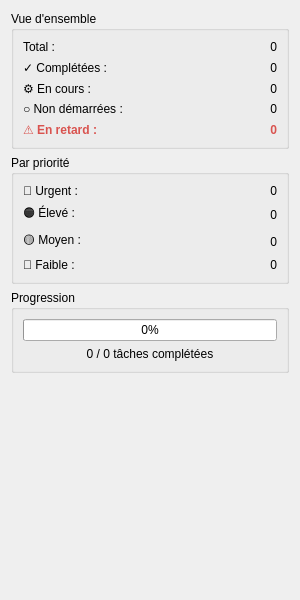
Old version of the form statisticswidget.ui in the repository Big-Ouden/ToDoApp.
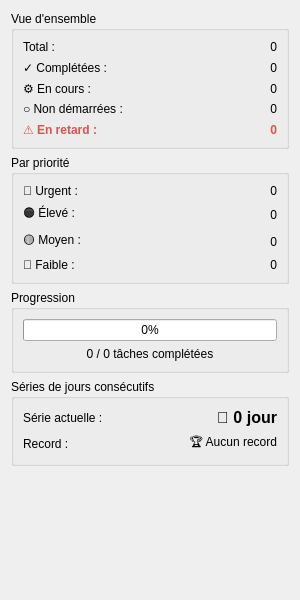
New version of the form.

Commit message: add git integration, focus mode, heatmap et streaks

```diff
--- a/statisticswidget.ui
+++ b/statisticswidget.ui
@@ -223,6 +223,52 @@
      </layout>
     </widget>
    </item>
+   <item>
+    <widget class="QGroupBox" name="groupBoxStreaks">
+     <property name="title">
+      <string>Séries de jours consécutifs</string>
+     </property>
+     <layout class="QFormLayout" name="formLayout_4">
+      <item row="0" column="0">
+       <widget class="QLabel" name="labelCurrentStreakText">
+        <property name="text">
+         <string>Série actuelle :</string>
+        </property>
+       </widget>
+      </item>
+      <item row="0" column="1">
+       <widget class="QLabel" name="labelCurrentStreak">
+        <property name="text">
+         <string>🔥 0 jour</string>
+        </property>
+        <property name="alignment">
+         <set>Qt::AlignmentFlag::AlignRight|Qt::AlignmentFlag::AlignTrailing|Qt::AlignmentFlag::AlignVCenter</set>
+        </property>
+        <property name="styleSheet">
+         <string notr="true">font-weight: bold; font-size: 12pt;</string>
+        </property>
+       </widget>
+      </item>
+      <item row="1" column="0">
+       <widget class="QLabel" name="labelLongestStreakText">
+        <property name="text">
+         <string>Record :</string>
+        </property>
+       </widget>
+      </item>
+      <item row="1" column="1">
+       <widget class="QLabel" name="labelLongestStreak">
+        <property name="text">
+         <string>🏆 Aucun record</string>
+        </property>
+        <property name="alignment">
+         <set>Qt::AlignmentFlag::AlignRight|Qt::AlignmentFlag::AlignTrailing|Qt::AlignmentFlag::AlignVCenter</set>
+        </property>
+       </widget>
+      </item>
+     </layout>
+    </widget>
+   </item>
    <item>
     <spacer name="verticalSpacer">
      <property name="orientation">
```
The commit also changes 50 other files.
